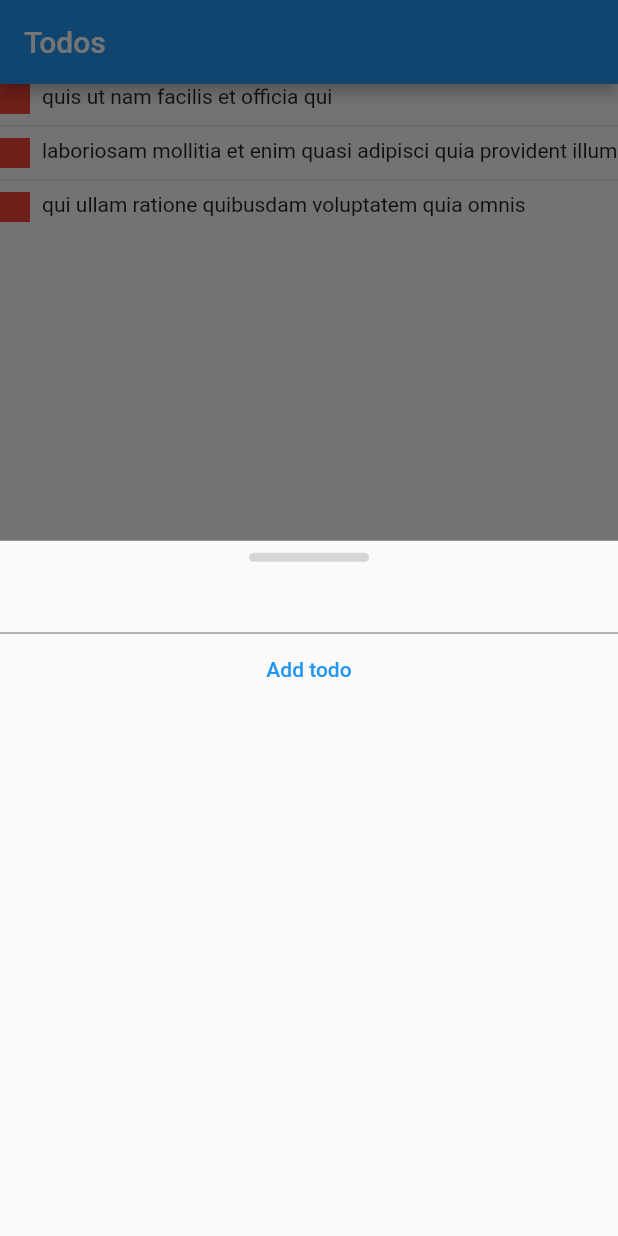
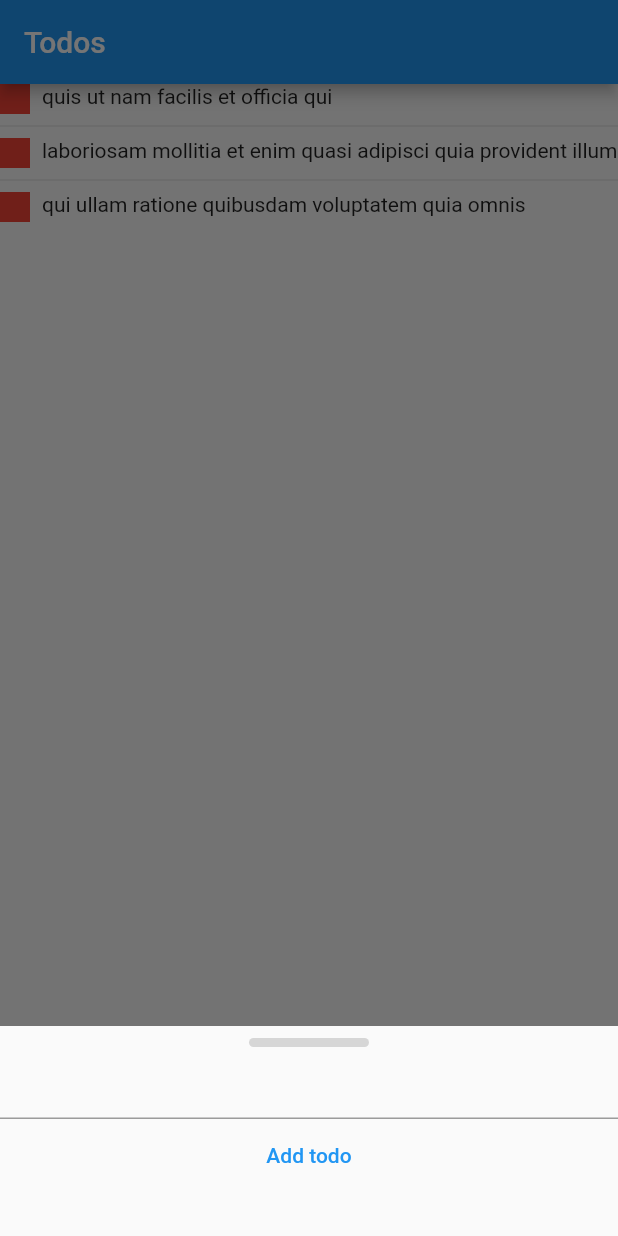
Before and after one commit to actranito/simple_todo_list, a Flutter app: the screen it shows after launch, after a tap on the "add" icon, on a phone screen of 412 x 824 dp. Run offline on Flutter 3.47's test engine with Material 2 defaults, Android fonts, the phone set to English and light mode, and no system bars; our stand-ins replace flutter_riverpod, freezed_annotation.

Commit message:
Fixed keyboard on AddNewTodo modalBottomSheet

```diff
--- a/lib/todos/presentation/widgets/add_new_todo.dart
+++ b/lib/todos/presentation/widgets/add_new_todo.dart
@@ -10,14 +10,19 @@ class AddNewTodo extends ConsumerWidget {
   static void show(BuildContext context) {
     showModalBottomSheet(
       context: context,
-      useRootNavigator: true,
+      isScrollControlled: true,
       builder: (_) => const AddNewTodo(),
     );
   }
 
   @override
   Widget build(BuildContext context, WidgetRef ref) {
-    return Column(
+    final bottomInsets = MediaQuery.of(context).viewInsets.bottom;
+    final addNewTodoTextController = ref.watch(addNewTodoTextControllerProvider);
+
+    return SizedBox(
+      child: Column(
+        mainAxisSize: MainAxisSize.min,
         children: [
           const SizedBox(height: 8),
           Container(
@@ -29,23 +34,26 @@ class AddNewTodo extends ConsumerWidget {
             ),
           ),
           TextField(
-          controller: ref.read(addNewTodoTextControllerProvider),
-          keyboardType: TextInputType.text,
+            controller: addNewTodoTextController,
+            keyboardType: TextInputType.multiline,
             textCapitalization: TextCapitalization.sentences,
             minLines: 1,
-          maxLines: 20,
+            maxLines: 5,
           ),
           TextButton(
             onPressed: () {
               final newTodo = Todo(
-              title: ref.read(addNewTodoTextControllerProvider).text,
+                title: addNewTodoTextController.text,
               );
-            final todosControllerNotifier = ref.read(todosControllerProvider.notifier);
-            todosControllerNotifier.addNewTodo(newTodo);
+              ref.read(todosControllerProvider.notifier).addNewTodo(newTodo);
+              addNewTodoTextController.clear();
             },
             child: const Text('Add todo'),
           ),
+          const SizedBox(height: 30),
+          SizedBox(height: bottomInsets),
         ],
+      ),
     );
   }
 }
--- a/lib/todos/providers/add_new_todo_text_controller_provider.dart
+++ b/lib/todos/providers/add_new_todo_text_controller_provider.dart
@@ -1,6 +1,6 @@
 import 'package:flutter/material.dart';
 import 'package:flutter_riverpod/flutter_riverpod.dart';
 
-final addNewTodoTextControllerProvider = Provider<TextEditingController>(
+final addNewTodoTextControllerProvider = Provider.autoDispose<TextEditingController>(
   (ref) => TextEditingController(),
 );
```
Lines whose indentation alone changed are shown as unchanged.
